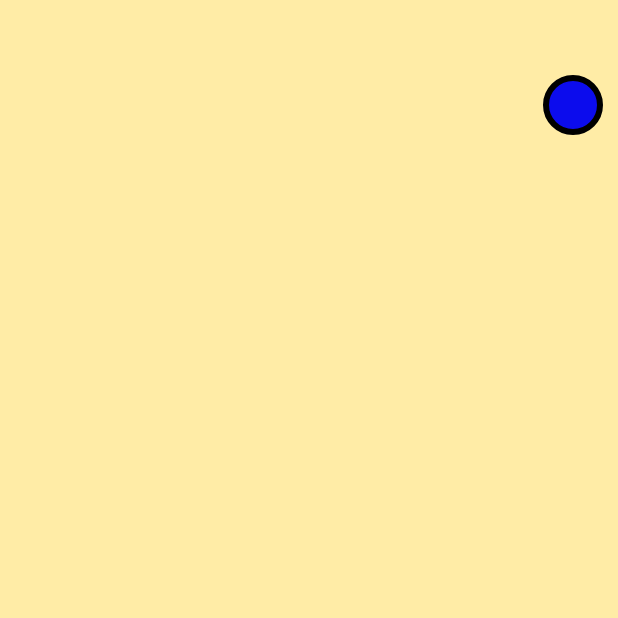
After one commit to AadumKhor/sketching-app, a Flutter app: the screen it shows after launch, on a phone screen of 412 x 824 dp, the top half of it. The commit adds this screen. Run offline on Flutter 3.47's test engine with Material 2 defaults, Android fonts, the phone set to English and light mode, and no system bars; our stand-ins replace flutter_colorpicker.

Commit message:
Color picker for brush

```diff
--- a/lib/widgets/index.dart
+++ b/lib/widgets/index.dart
@@ -1,2 +1,3 @@
 export './sketcher.dart';
 export './sketching_area.dart';
+export 'sketching_color_picker.dart';
--- /dev/null
+++ b/lib/widgets/sketching_color_picker.dart
@@ -0,0 +1,42 @@
+import 'package:flutter/material.dart';
+import 'package:sketching/utils/index.dart';
+
+class SketchingColorPicker extends StatelessWidget {
+  final Color currentColor;
+  final double paddingTop;
+  final double paddingRight;
+  final Color borderColor;
+  final OnTapColorPicker onTapColorPicker;
+
+  const SketchingColorPicker(
+      {Key? key,
+      this.borderColor = SketchingColors.black,
+      required this.currentColor,
+      required this.onTapColorPicker,
+      this.paddingRight = 10.0,
+      this.paddingTop = 50.0})
+      : super(key: key);
+
+  @override
+  Widget build(BuildContext context) {
+    return Align(
+      alignment: Alignment.topRight,
+      child: Padding(
+        padding: EdgeInsets.only(top: paddingTop, right: paddingRight),
+        child: GestureDetector(
+          onTap: onTapColorPicker,
+          child: Container(
+            width: 40.0,
+            height: 40.0,
+            decoration: BoxDecoration(
+                color: currentColor,
+                shape: BoxShape.circle,
+                border: Border.all(color: borderColor, width: 4.0)),
+          ),
+        ),
+      ),
+    );
+  }
+}
+
+typedef OnTapColorPicker = void Function();
```
Also changed, not shown: lib/screens/sketching_screen.dart (+20 -18 lines), 1 other file.
